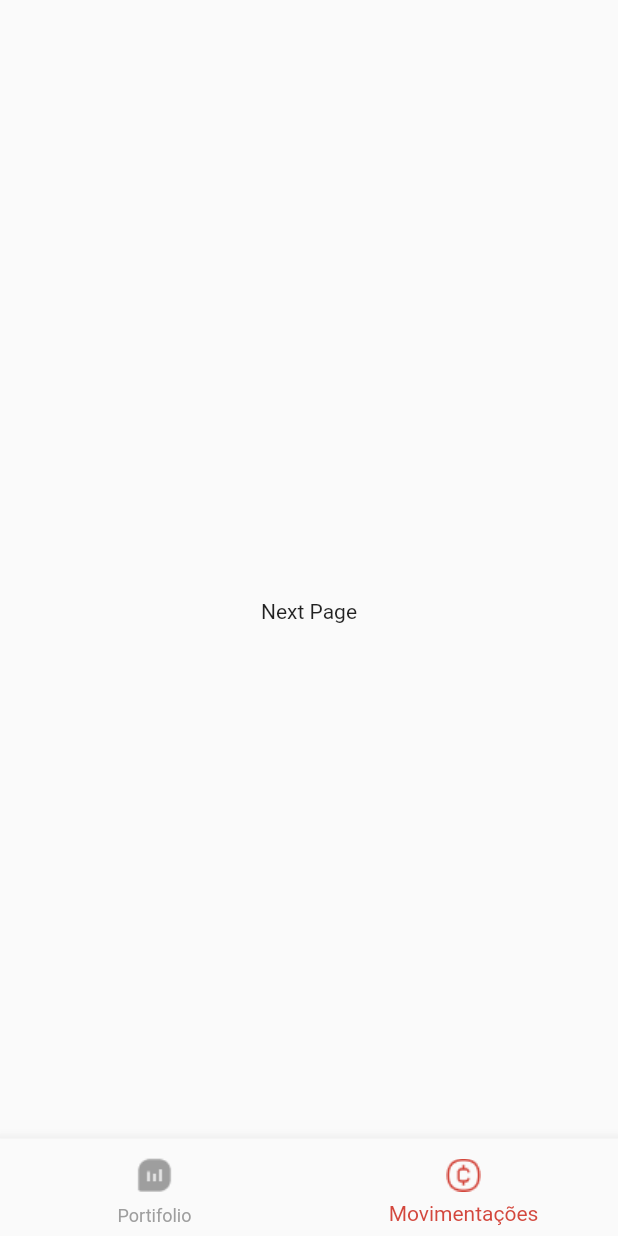
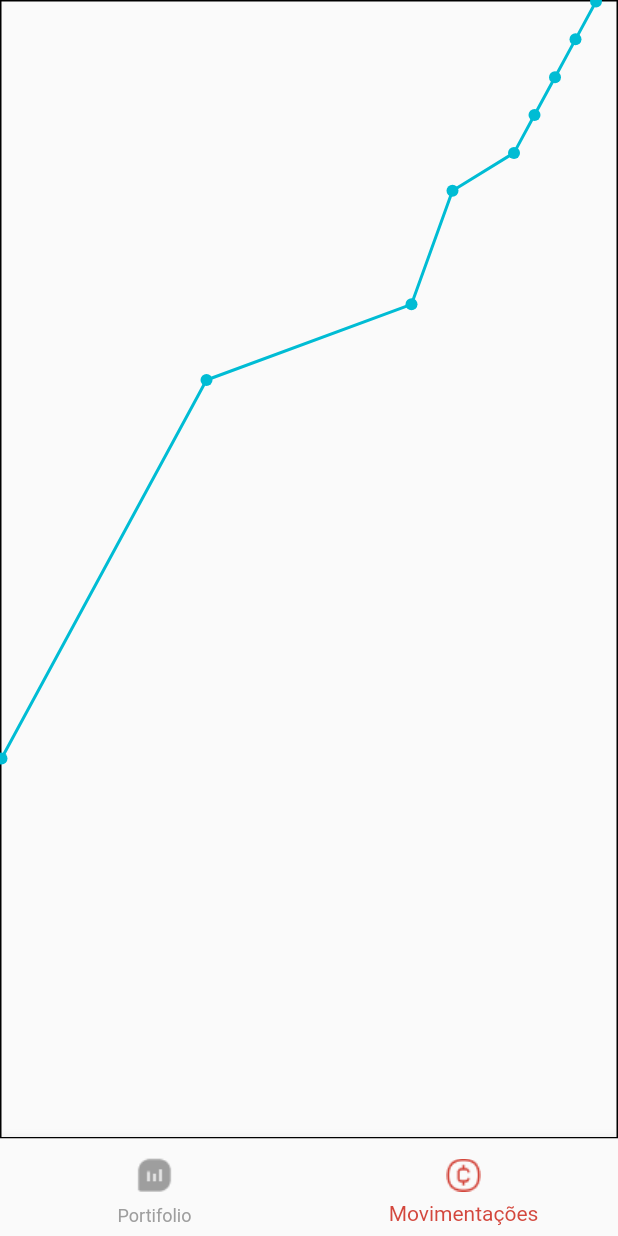
Before and after one commit to sorayuukii/EverestCard2, a Flutter app: the screen it shows after launch, item 2 of the bottom bar chosen, on a phone screen of 412 x 824 dp. Run offline on Flutter 3.47's test engine with Material 2 defaults, Android fonts, the phone set to English and light mode, and no system bars; drawn by our look-alikes of fl_chart; our stand-ins replace hooks_riverpod.

Commit message:
feat: using fl_chat

```diff
--- a/lib/presenter/detailspage/details_page.dart
+++ b/lib/presenter/detailspage/details_page.dart
@@ -1,18 +1,39 @@
+import 'package:fl_chart/fl_chart.dart';
 import 'package:flutter/material.dart';
 
 class DetailsPage extends StatelessWidget {
   const DetailsPage({Key? key}) : super(key: key);
 
   @override
-  Widget build(BuildContext context) {
-    return Scaffold(
-      appBar: AppBar(
-        backgroundColor: Colors.transparent,
-        elevation: 0,
-      ),
-      body: const Center(
-        child: Text('Next Page'),
-      ),
-    );
-  }
+  Widget build(BuildContext context) => LineChart(
+        LineChartData(
+          titlesData: FlTitlesData(
+            show: false,
+          ),
+          minX: 0,
+          maxX: 3,
+          minY: 0,
+          maxY: 3,
+          gridData: FlGridData(
+            show: true,
+            drawVerticalLine: false,
+            drawHorizontalLine: false,
+          ),
+          lineBarsData: [
+            LineChartBarData(
+              spots: const [
+                FlSpot(0, 1),
+                FlSpot(1, 2),
+                FlSpot(2, 2.2),
+                FlSpot(2.2, 2.5),
+                FlSpot(2.5, 2.6),
+                FlSpot(2.6, 2.7),
+                FlSpot(2.7, 2.8),
+                FlSpot(2.8, 2.9),
+                FlSpot(2.9, 3.0),
+              ],
+            ),
+          ],
+        ),
+      );
 }
--- a/pubspec.yaml
+++ b/pubspec.yaml
@@ -37,6 +37,7 @@ dependencies:
   # Use with the CupertinoIcons class for iOS style icons.
   cupertino_icons: ^1.0.2
   hooks_riverpod: ^1.0.4
+  fl_chart: ^0.55.1
 
 dev_dependencies:
   flutter_test:
```
Also changed, not shown: pubspec.lock.
